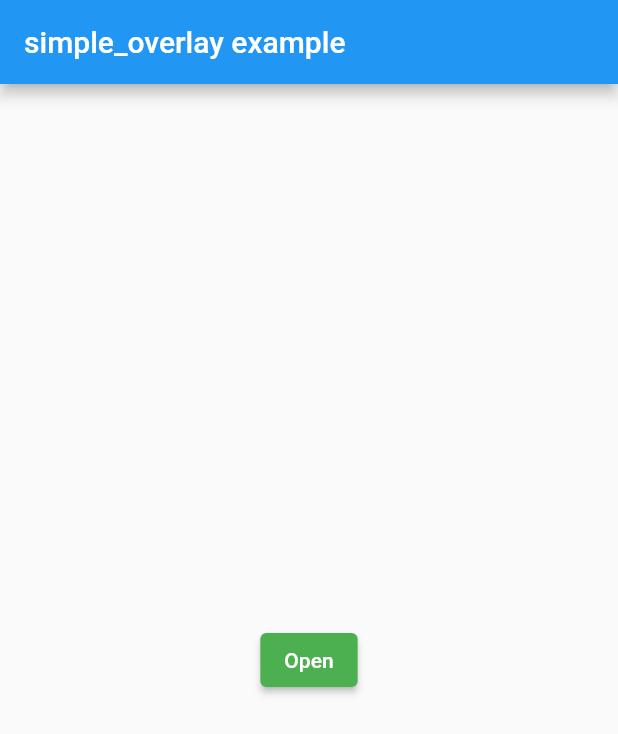
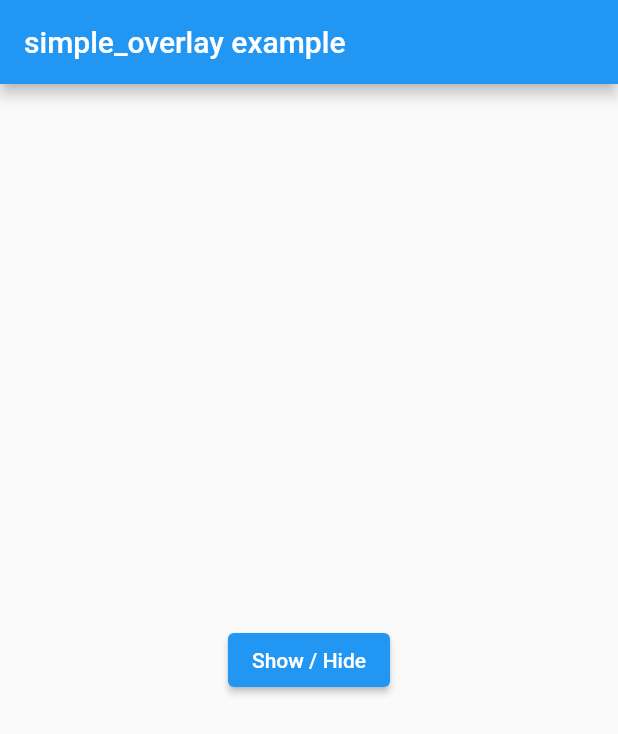
Before and after one commit to eduardoazvd17/simple_overlay, a Flutter app: the screen it shows after launch, on a phone screen of 412 x 824 dp. Shown: the top 734 px of the screen. Run offline on Flutter 3.47's test engine with Material 2 defaults, Android fonts, the phone set to English and light mode, and no system bars.

Commit message:
Improving example

```diff
--- a/example/lib/main.dart
+++ b/example/lib/main.dart
@@ -48,30 +48,16 @@ class HomePage extends StatelessWidget {
         ),
       );
 
-  Widget get _child => ValueListenableBuilder(
-        valueListenable: controller.state,
-        builder: (context, value, _) {
-          if (value) {
-            return ElevatedButton(
-              onPressed: controller.hide,
-              style: ButtonStyle(
-                backgroundColor: MaterialStateProperty.all(
-                  Colors.red,
-                ),
-              ),
-              child: const Text("Close"),
-            );
-          } else {
-            return ElevatedButton(
-              onPressed: controller.show,
-              style: ButtonStyle(
-                backgroundColor: MaterialStateProperty.all(
-                  Colors.green,
-                ),
-              ),
-              child: const Text("Open"),
-            );
-          }
-        },
-      );
+  Widget get _child {
+    return ElevatedButton(
+      onPressed: () {
+        if (controller.state.value) {
+          controller.hide();
+        } else {
+          controller.show();
+        }
+      },
+      child: const Text("Show / Hide"),
+    );
+  }
 }
```
